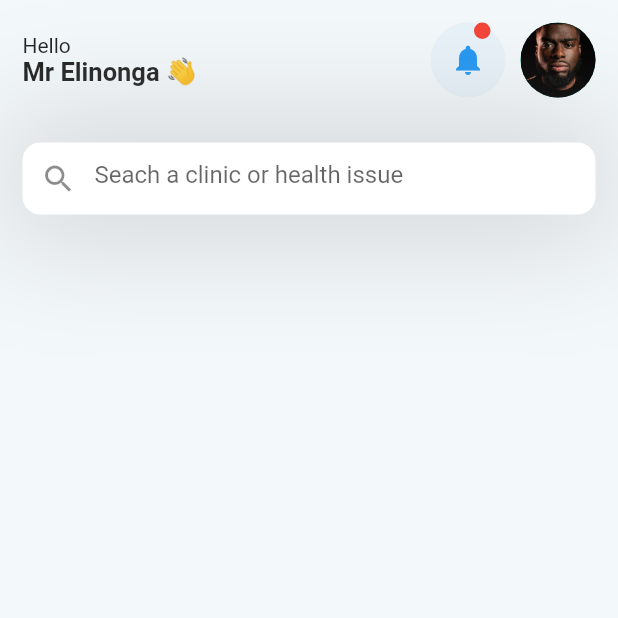
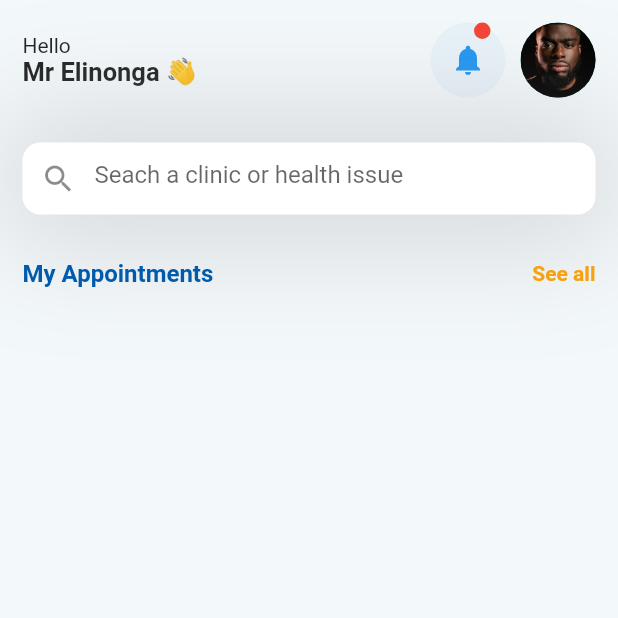
Before and after one commit to elinonga/Clinic-Mobile-App-Flutter, a Flutter app: the screen it shows after launch, on a phone screen of 412 x 824 dp, the top half of it. Run offline on Flutter 3.47's test engine with Material 2 defaults, Android fonts, the phone set to English and light mode, and no system bars; our stand-ins replace hexcolor.

Commit message:
:zap: Appointment Header Rows

```diff
--- a/lib/pages/home.dart
+++ b/lib/pages/home.dart
@@ -1,5 +1,6 @@
 import 'package:flutter/material.dart';
 import 'package:hexcolor/hexcolor.dart';
+import 'package:medical_app/pages/widgets/home/headers.dart';
 import 'package:medical_app/pages/widgets/home/search.dart';
 import 'package:medical_app/pages/widgets/home/topbar.dart';
 
@@ -24,7 +25,10 @@ class _HomePageState extends State<HomePage> {
         SearchBar(),
         SizedBox(height: 30),
 
-        // My Appointments
+        // Appointment Header
+        HeaderRow(),
+
+        // Appointmnet Container
       ]),
     );
   }
--- /dev/null
+++ b/lib/pages/widgets/home/headers.dart
@@ -0,0 +1,31 @@
+import 'package:flutter/material.dart';
+import 'package:hexcolor/hexcolor.dart';
+
+class HeaderRow extends StatelessWidget {
+  const HeaderRow({
+    Key? key,
+  }) : super(key: key);
+
+  @override
+  Widget build(BuildContext context) {
+    return Container(
+      margin: const EdgeInsets.only(left: 15, right: 15),
+      child: Row(mainAxisAlignment: MainAxisAlignment.spaceBetween, children: [
+        Text(
+          "My Appointments",
+          style: TextStyle(
+              color: HexColor("005bac"),
+              fontWeight: FontWeight.bold,
+              fontSize: 16),
+        ),
+        Text(
+          "See all",
+          style: TextStyle(
+              color: HexColor("f6a20f"),
+              fontWeight: FontWeight.bold,
+              fontSize: 14),
+        ),
+      ]),
+    );
+  }
+}
```
